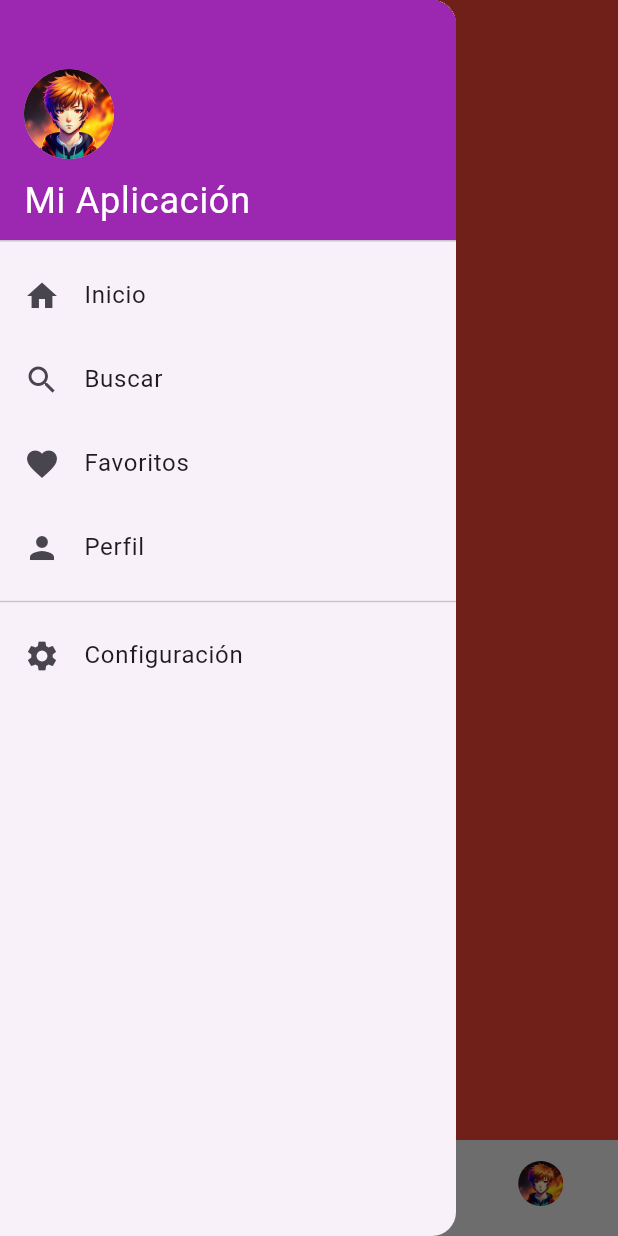
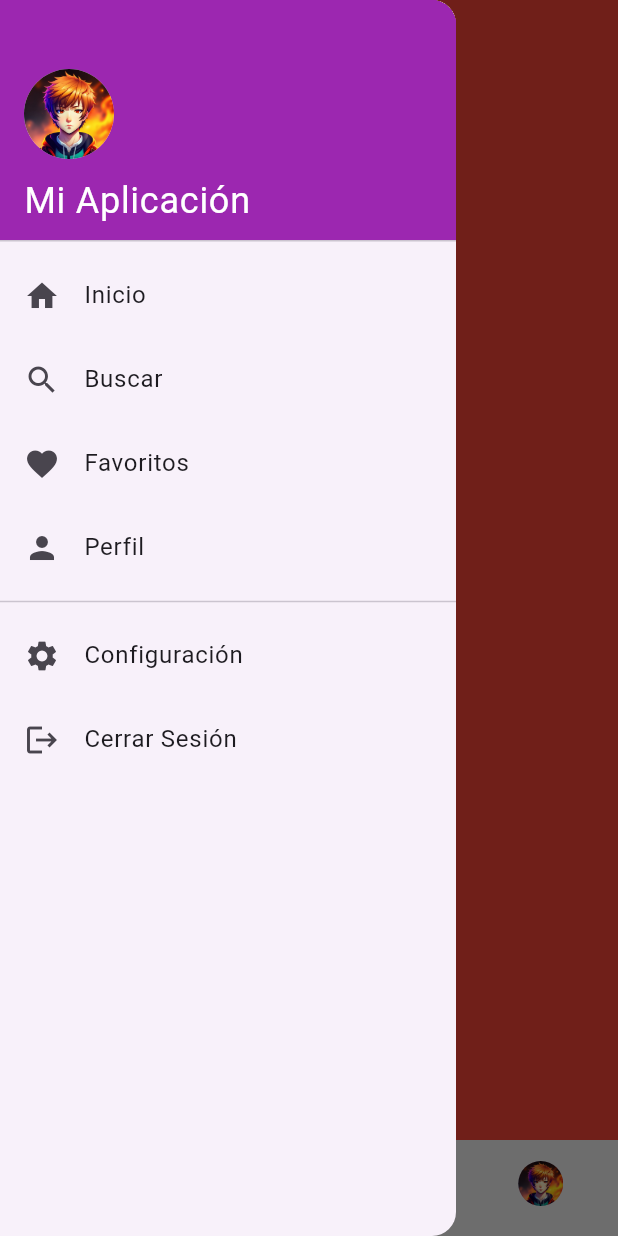
Before and after one commit to ManuViola77/hello_world_flutter, a Flutter app: the screen it shows after launch, with the side drawer open, on a phone screen of 412 x 824 dp. Run offline on Flutter 3.47's test engine with Material 3 defaults, Android fonts, the phone set to English and light mode, and no system bars.

Commit message:
refactor: create build header and items functions to avoid code repetition

```diff
--- a/lib/main.dart
+++ b/lib/main.dart
@@ -89,7 +89,22 @@ class _BottomTabsState extends State<BottomTabs> {
         child: ListView(
           padding: EdgeInsets.zero,
           children: [
-            const DrawerHeader(
+            _buildHeader(),
+            _buildItem(icon: Icons.home, title: 'Inicio', onTap: () => _handlerDrawerItemTap(0)),
+            _buildItem(icon: Icons.search, title: 'Buscar', onTap: () => _handlerDrawerItemTap(1)),
+            _buildItem(icon: Icons.favorite, title: 'Favoritos', onTap: () => _handlerDrawerItemTap(2)),
+            _buildItem(icon: Icons.person, title: 'Perfil', onTap: () => _handlerDrawerItemTap(3)),
+             const Divider(),
+            _buildItem(icon: Icons.settings, title: 'Configuración', onTap: () => Navigator.pop(context)),
+            _buildItem(icon: Icons.logout, title: 'Cerrar Sesión', onTap: () => Navigator.pop(context)),
+          ],
+        ),
+      ),
+    );
+  }
+
+  _buildHeader() {
+    return DrawerHeader(
       decoration: BoxDecoration(
         color: Colors.purple,
       ),
@@ -111,59 +126,20 @@ class _BottomTabsState extends State<BottomTabs> {
           ),
         ],
       ),
-            ),
-            ListTile(
-              leading: const Icon(Icons.home),
-              title: const Text('Inicio'),
-              onTap: () {
+    );
+  }
+
+  _buildItem({required IconData icon, required String title, required GestureTapCallback onTap}) {
+    return ListTile(
+      leading: Icon(icon),
+      title: Text(title),
+      onTap: onTap,
+    );
+  }
+
+  _handlerDrawerItemTap(int index) {
      Navigator.pop(context);
-                setState(() {
-                  _selectedIndex = 0;
-                });
-              },
-            ),
-            ListTile(
-              leading: const Icon(Icons.search),
-              title: const Text('Buscar'),
-              onTap: () {
-                Navigator.pop(context);
-                setState(() {
-                  _selectedIndex = 1;
-                });
-              },
-            ),
-            ListTile(
-              leading: const Icon(Icons.favorite),
-              title: const Text('Favoritos'),
-              onTap: () {
-                Navigator.pop(context);
-                setState(() {
-                  _selectedIndex = 2;
-                });
-              },
-            ),
-            ListTile(
-              leading: const Icon(Icons.person),
-              title: const Text('Perfil'),
-              onTap: () {
-                Navigator.pop(context);
-                setState(() {
-                  _selectedIndex = 3;
-                });
-              },
-            ),
-            const Divider(),
-            ListTile(
-              leading: const Icon(Icons.settings),
-              title: const Text('Configuración'),
-              onTap: () {
-                Navigator.pop(context);
-              },
-            ),
-          ],
-        ),
-      ),
-    );
+    _onItemTapped(index);
   }
 }
 
```
Lines whose indentation alone changed are shown as unchanged.
